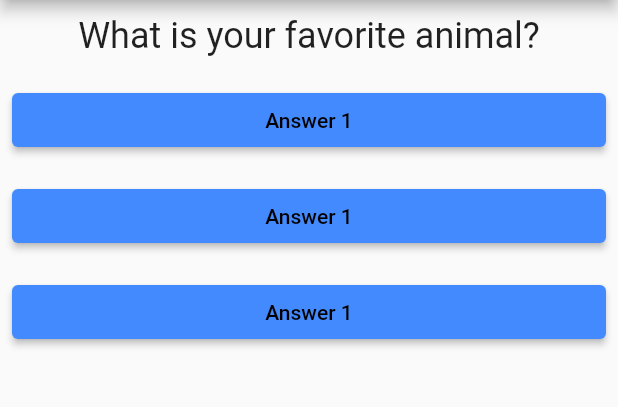
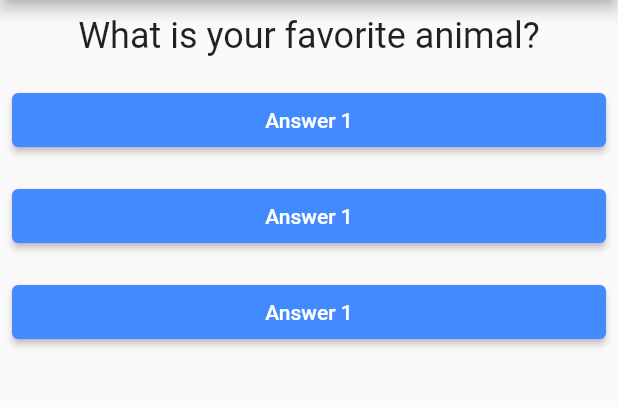
Before and after one commit to akibur-rahman/Simple-Quiz-App-with-Flutter, a Flutter app: the screen it shows after launch, on a phone screen of 412 x 824 dp, the part 84-491 px from its top. Run offline on Flutter 3.47's test engine with Material 2 defaults, Android fonts, the phone set to English and light mode, and no system bars.

```diff
--- a/quizapp/lib/answers.dart
+++ b/quizapp/lib/answers.dart
@@ -11,7 +11,10 @@ class Answer extends StatelessWidget {
       width: double.infinity,
       child: ElevatedButton(
         onPressed: selectHandler,
-        child: Text("Answer 1"),
+        child: Text(
+          "Answer 1",
+          style: TextStyle(color: Colors.white),
+        ),
         style: ButtonStyle(
           backgroundColor: MaterialStateProperty.all(Colors.blueAccent),
         ),
```
